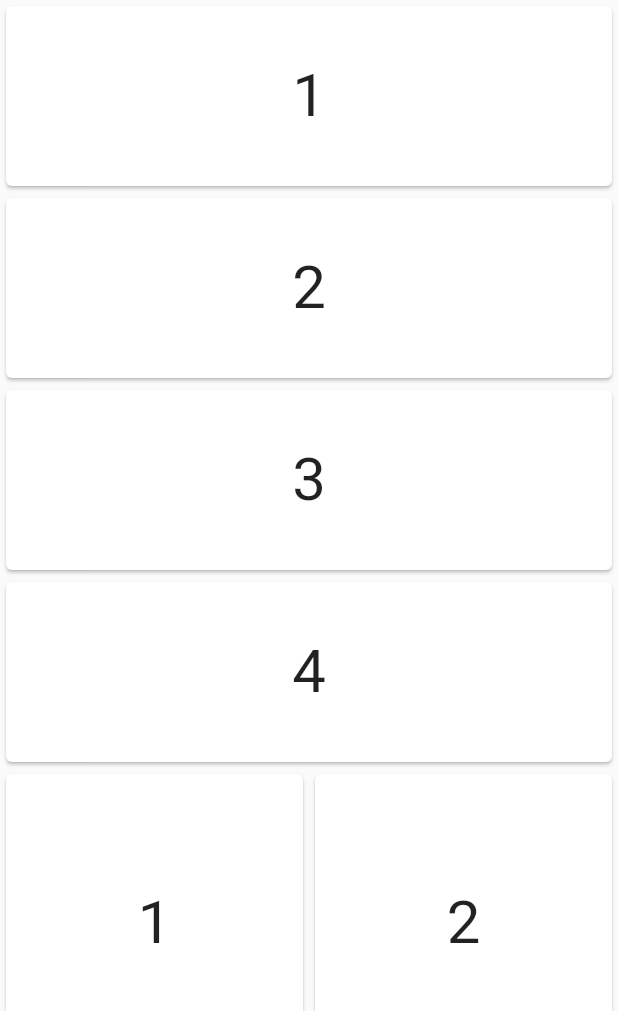
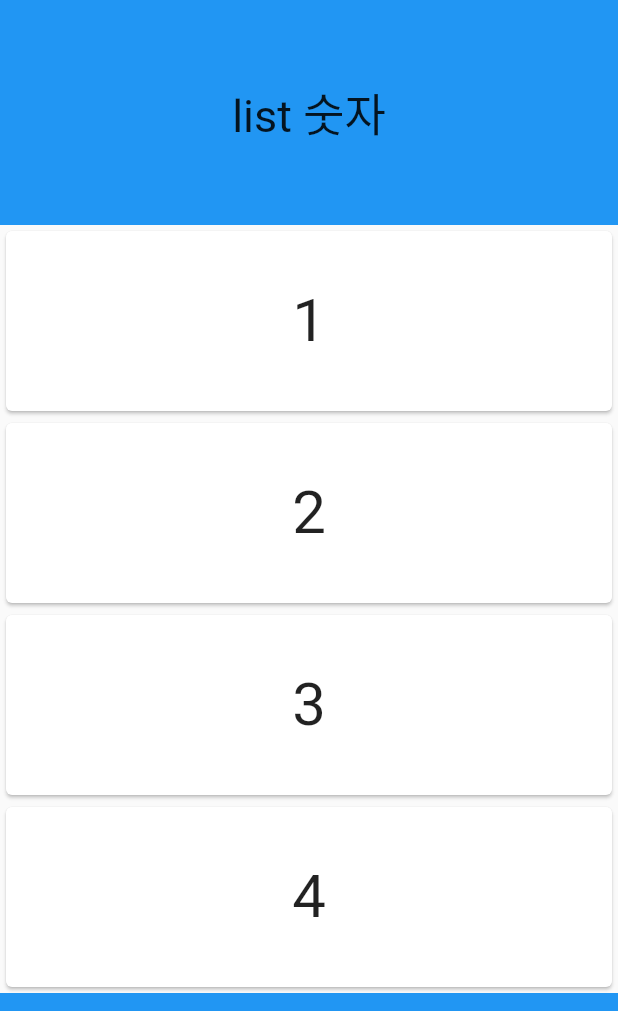
Before and after one commit to tintoll/doitflutter, a Flutter app: the SliverPage screen opened directly, on a phone screen of 412 x 824 dp, the part 225-1236 px from its top. Run offline on Flutter 3.47's test engine with Material 2 defaults, Android fonts, the light colour scheme and no system bars; our stand-ins replace dio, shared_preferences; accounts and stored records are empty.

Commit message:
위젯별 머리말 추가

```diff
--- a/animation_example/lib/sliver_page.dart
+++ b/animation_example/lib/sliver_page.dart
@@ -1,3 +1,6 @@
+import 'dart:io';
+import 'dart:math' as math;
+
 import 'package:flutter/material.dart';
 
 class SliverPage extends StatefulWidget {
@@ -19,8 +22,28 @@ class _SliverPageState extends State<SliverPage> {
               background: Image.asset('repo/images/sunny.png'),
             ),
             backgroundColor: Colors.deepOrangeAccent,
+            pinned: false,
           ),
-
+          SliverPersistentHeader(
+            delegate: _HeaderDelegate(
+                minHeight: 50,
+                maxHeight: 150,
+                child: Container(
+                  color: Colors.blue,
+                  child: Center(
+                    child: Column(
+                      children: [
+                        Text(
+                          'list 숫자',
+                          style: TextStyle(fontSize: 30),
+                        )
+                      ],
+                      mainAxisAlignment: MainAxisAlignment.center,
+                    ),
+                  ),
+                )),
+            pinned: true,
+          ),
           SliverList(
               delegate: SliverChildListDelegate([
             // 위젯 넣을 곳
@@ -29,7 +52,26 @@ class _SliverPageState extends State<SliverPage> {
             customCard('3'),
             customCard('4'),
           ])),
-
+          SliverPersistentHeader(
+            delegate: _HeaderDelegate(
+                minHeight: 50,
+                maxHeight: 150,
+                child: Container(
+                  color: Colors.blue,
+                  child: Center(
+                    child: Column(
+                      children: [
+                        Text(
+                          'grid 숫자',
+                          style: TextStyle(fontSize: 30),
+                        )
+                      ],
+                      mainAxisAlignment: MainAxisAlignment.center,
+                    ),
+                  ),
+                )),
+            pinned: true,
+          ),
           SliverGrid(
             delegate: SliverChildListDelegate([
               // 위젯 넣을 곳
@@ -38,8 +80,9 @@ class _SliverPageState extends State<SliverPage> {
               customCard('3'),
               customCard('4'),
             ]),
-            gridDelegate: SliverGridDelegateWithFixedCrossAxisCount(
-                crossAxisCount: 2),),
+            gridDelegate:
+                SliverGridDelegateWithFixedCrossAxisCount(crossAxisCount: 2),
+          ),
         ],
       ),
     );
@@ -59,3 +102,40 @@ class _SliverPageState extends State<SliverPage> {
     );
   }
 }
+
+class _HeaderDelegate extends SliverPersistentHeaderDelegate {
+  final double minHeight;
+  final double maxHeight;
+  final Widget child;
+
+  _HeaderDelegate({
+    @required this.minHeight,
+    @required this.maxHeight,
+    @required this.child,
+  });
+
+  @override
+  Widget build(
+      BuildContext context, double shrinkOffset, bool overlapsContent) {
+    return SizedBox.expand(
+      child: child,
+    );
+  }
+
+  @override
+  bool shouldRebuild(_HeaderDelegate oldDelegate) {
+    return maxHeight != oldDelegate.maxHeight ||
+        minHeight != oldDelegate.minHeight ||
+        child != oldDelegate.child;
+  }
+
+  @override
+  double get maxExtent {
+    return math.max(maxHeight, minHeight);
+  }
+
+  @override
+  double get minExtent {
+    return minHeight;
+  }
+}
```
Lines whose indentation alone changed are shown as unchanged.
